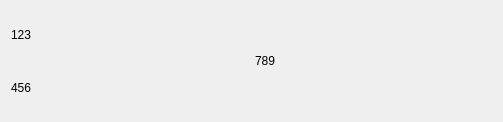
This is TaskManager/View/datetimerangewidget.ui in xingyimen/GanShiTaskManager as Qt 5 draws it before an edit. The edited form follows.
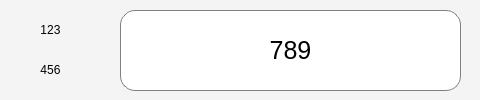
This is the edited form.

Patch:
```diff
--- a/TaskManager/View/datetimerangewidget.ui
+++ b/TaskManager/View/datetimerangewidget.ui
@@ -6,21 +6,27 @@
    <rect>
     <x>0</x>
     <y>0</y>
-    <width>503</width>
-    <height>122</height>
+    <width>480</width>
+    <height>100</height>
    </rect>
   </property>
   <property name="windowTitle">
    <string>Form</string>
   </property>
-  <layout class="QGridLayout" name="gridLayout_2">
-   <item row="0" column="0">
-    <layout class="QGridLayout" name="gridLayout">
-     <property name="sizeConstraint">
-      <enum>QLayout::SetMinimumSize</enum>
-     </property>
-     <item row="0" column="0">
+  <property name="styleSheet">
+   <string notr="true">QWidget#DateTimeRangeWidget{
+background-color : rgb(244, 244, 244);
+}</string>
+  </property>
       <widget class="QLabel" name="label_starttime">
+   <property name="geometry">
+    <rect>
+     <x>10</x>
+     <y>10</y>
+     <width>81</width>
+     <height>40</height>
+    </rect>
+   </property>
        <property name="sizePolicy">
         <sizepolicy hsizetype="Expanding" vsizetype="Expanding">
          <horstretch>0</horstretch>
@@ -29,17 +35,26 @@
        </property>
        <property name="maximumSize">
         <size>
-         <width>16777215</width>
+     <width>200</width>
          <height>16777215</height>
         </size>
        </property>
        <property name="text">
         <string>123</string>
        </property>
-      </widget>
-     </item>
-     <item row="1" column="0">
+   <property name="alignment">
+    <set>Qt::AlignCenter</set>
+   </property>
+  </widget>
       <widget class="QLabel" name="label_endtime">
+   <property name="geometry">
+    <rect>
+     <x>10</x>
+     <y>50</y>
+     <width>81</width>
+     <height>40</height>
+    </rect>
+   </property>
        <property name="sizePolicy">
         <sizepolicy hsizetype="Expanding" vsizetype="Expanding">
          <horstretch>0</horstretch>
@@ -55,28 +70,42 @@
        <property name="text">
         <string>456</string>
        </property>
-      </widget>
-     </item>
-    </layout>
-   </item>
-   <item row="0" column="1">
-    <layout class="QHBoxLayout" name="horizontalLayout">
-     <item>
+   <property name="alignment">
+    <set>Qt::AlignCenter</set>
+   </property>
+  </widget>
       <widget class="QLabel" name="label_text">
+   <property name="geometry">
+    <rect>
+     <x>120</x>
+     <y>10</y>
+     <width>341</width>
+     <height>81</height>
+    </rect>
+   </property>
        <property name="sizePolicy">
         <sizepolicy hsizetype="Expanding" vsizetype="Expanding">
          <horstretch>0</horstretch>
          <verstretch>0</verstretch>
         </sizepolicy>
        </property>
+   <property name="styleSheet">
+    <string notr="true">QLabel#label_text{
+	background-color: white;
+    border: 1px solid gray;
+	border-radius:15px;
+    font:25px; 
+    font-family: Segoe UI;
+}
+</string>
+   </property>
        <property name="text">
         <string>789</string>
        </property>
-      </widget>
-     </item>
-    </layout>
-   </item>
-  </layout>
+   <property name="alignment">
+    <set>Qt::AlignCenter</set>
+   </property>
+  </widget>
  </widget>
  <resources/>
  <connections/>
```
Lines whose indentation alone changed are shown as unchanged.
